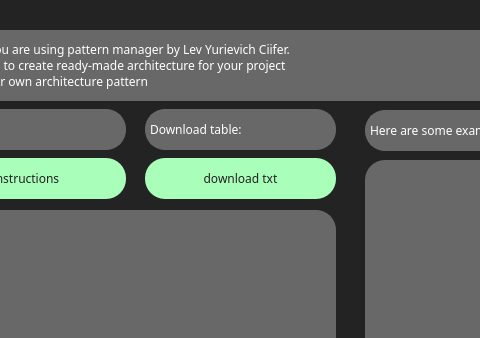
AntonGrigorievich/pattern_manager_pyqt, file Qt_handlers/ui_files/pattern_manager.ui: the form before one commit; both pictures show x 105 to 585 and y 0 to 338 of the 865 by 577 pixel window.
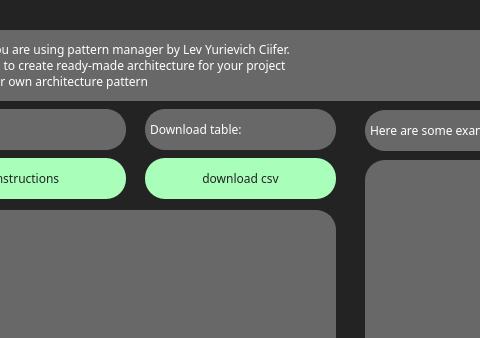
The form after the commit. Icons and pictures are not drawn.

The edit to the form file:
```diff
--- a/Qt_handlers/ui_files/pattern_manager.ui
+++ b/Qt_handlers/ui_files/pattern_manager.ui
@@ -467,7 +467,7 @@
 }</string>
     </property>
     <property name="text">
-     <string>download txt</string>
+     <string>download csv</string>
     </property>
     <property name="icon">
      <iconset resource="../icons/icons.qrc">
```
